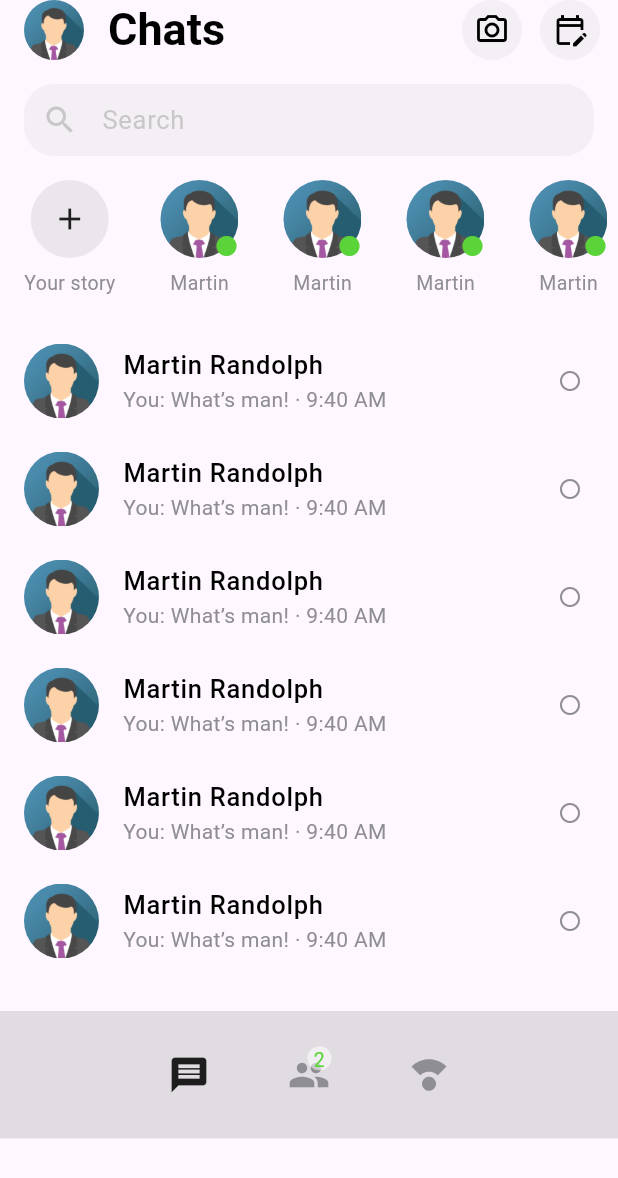
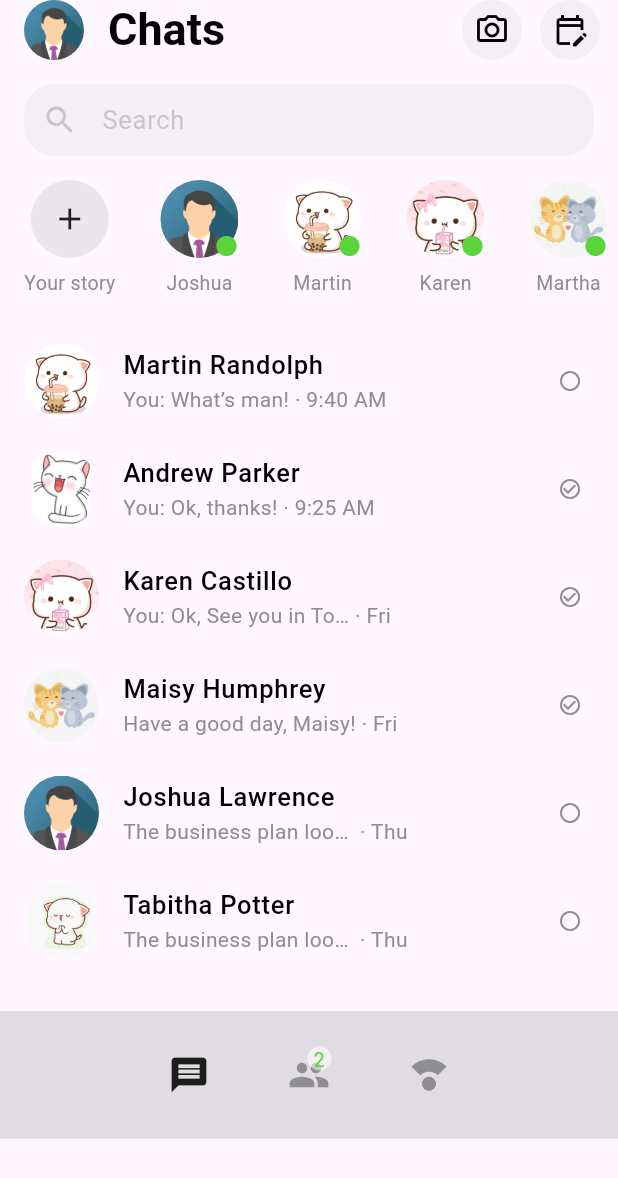
Before and after one commit to HoangUET51/login, a Flutter app: the screen it shows after launch, on a phone screen of 412 x 824 dp. Shown: the top 1178 px of the screen. Run offline on Flutter 3.47's test engine with Material 2 defaults, Android fonts, the phone set to English and light mode, and no system bars; missing offline and left inert: dart:js_interop.

Commit message:
edit avatar, icon

```diff
--- a/lib/listView.dart
+++ b/lib/listView.dart
@@ -1,3 +1,5 @@
+import 'dart:js_interop';
+
 import 'package:first_app/common/AppColors.dart';
 import 'package:flutter/material.dart';
 
@@ -6,6 +8,68 @@ class Messages extends StatelessWidget {
 
   @override
   Widget build(BuildContext context) {
+    List<Map<String, String>> infos = [
+      {
+        "name": "Joshua",
+        "avatar": "assets/images/avatar.png",
+      },
+      {
+        "name": "Joshua",
+        "avatar": "assets/images/avatar.png",
+      },
+      {
+        "name": "Martin",
+        "avatar": "assets/images/avatar1.jpg",
+      },
+      {
+        "name": "Karen",
+        "avatar": "assets/images/avatar2.jpg",
+      },
+      {
+        "name": "Martha",
+        "avatar": "assets/images/avatar3.jpg",
+      },
+    ];
+
+    List<Map<String, dynamic>> messages = [
+      {
+        "name": "Martin Randolph",
+        "avatar": "assets/images/avatar1.jpg",
+        "subTitle": "You: What’s man! · 9:40 AM",
+        "seen": Icons.circle_outlined,
+      },
+      {
+        "name": "Andrew Parker",
+        "avatar": "assets/images/avatar5.jpg",
+        "subTitle": "You: Ok, thanks! · 9:25 AM",
+        "seen": Icons.check_circle_outline,
+      },
+      {
+        "name": "Karen Castillo",
+        "avatar": "assets/images/avatar2.jpg",
+        "subTitle": "You: Ok, See you in To… · Fri",
+        "seen": Icons.check_circle_outline,
+      },
+      {
+        "name": "Maisy Humphrey",
+        "avatar": "assets/images/avatar3.jpg",
+        "subTitle": "Have a good day, Maisy! · Fri",
+        "seen": Icons.check_circle_outline,
+      },
+      {
+        "name": "Joshua Lawrence",
+        "avatar": "assets/images/avatar.png",
+        "subTitle": "The business plan loo…  · Thu",
+        "seen": Icons.circle_outlined,
+      },
+      {
+        "name": "Tabitha Potter",
+        "avatar": "assets/images/avatar4.png",
+        "subTitle": "The business plan loo…  · Thu",
+        "seen": Icons.circle_outlined,
+      },
+    ];
+
     return Scaffold(
       resizeToAvoidBottomInset: false,
       appBar: PreferredSize(
@@ -98,8 +162,8 @@ class Messages extends StatelessWidget {
                   width: 30,
                 );
               },
-              itemCount: 5,
-              itemBuilder: (context, int index) {
+              itemCount: infos.length,
+              itemBuilder: (context, index) {
                 if (index == 0) {
                   return Column(
                     children: [
@@ -129,7 +193,8 @@ class Messages extends StatelessWidget {
                           child: Container(
                             child: ClipRRect(
                                 borderRadius: BorderRadius.circular(28),
-                                child: Image.asset("assets/images/avatar.png")),
+                                child: Image.asset(
+                                    infos[index]["avatar"].toString())),
                             width: 52,
                             height: 52,
                           ),
@@ -143,7 +208,7 @@ class Messages extends StatelessWidget {
                       ]),
                       SizedBox(height: 7),
                       Text(
-                        "Martin",
+                        infos[index]["name"].toString(),
                         style: TextStyle(
                             fontSize: 13,
                             fontWeight: FontWeight.w400,
@@ -164,26 +229,27 @@ class Messages extends StatelessWidget {
                     leading: Container(
                       child: ClipRRect(
                           borderRadius: BorderRadius.circular(25),
-                          child: Image.asset("assets/images/avatar.png")),
+                          child: Image.asset(
+                              messages[index]['avatar'].toString())),
                       width: 50,
                       height: 50,
                     ),
                     title: Text(
-                      "Martin Randolph",
+                      messages[index]["name"].toString(),
                       style: TextStyle(
                           fontWeight: FontWeight.w500,
                           fontSize: 17,
                           color: AppColor.titleColor),
                     ),
                     subtitle: Text(
-                      "You: What’s man! · 9:40 AM",
+                      messages[index]["subTitle"].toString(),
                       style: TextStyle(
                           fontSize: 14,
                           fontWeight: FontWeight.w400,
                           color: AppColor.subTitleColor),
                     ),
                     trailing: Icon(
-                      Icons.circle_outlined,
+                      messages[index]["seen"],
                       color: AppColor.subTitleColor,
                       size: 16,
                     ),
```
Also changed, not shown: assets/images/avatar1.jpg (added), assets/images/avatar2.jpg (added), assets/images/avatar3.jpg (added), assets/images/avatar4.png (added), assets/images/avatar5.jpg (added).
